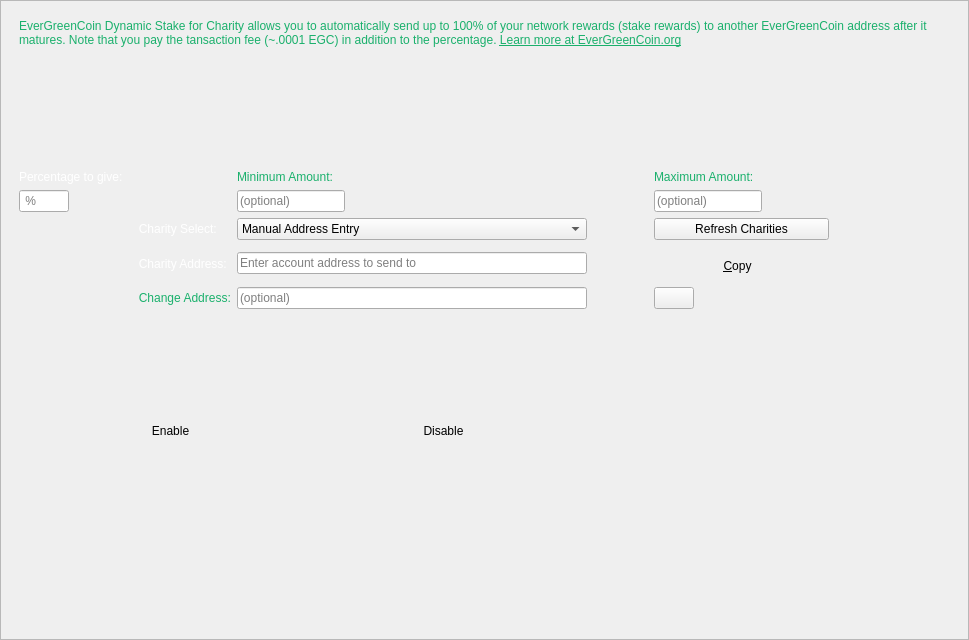
Above: src/qt/forms/charitydialog.ui from EverGreenCoinDev/EverGreenCoin before the change. Below: the same form after it.
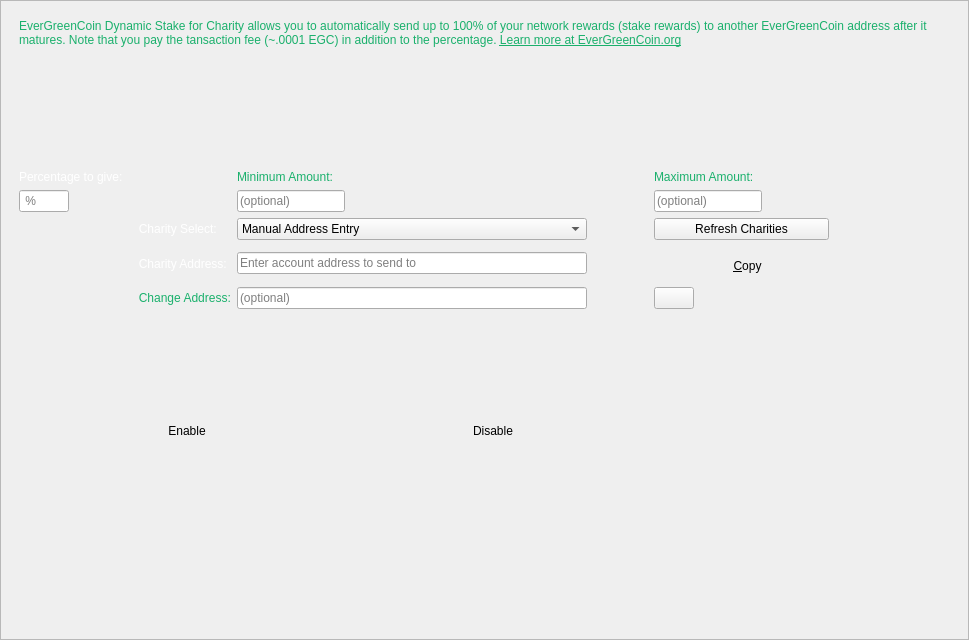
That is the form after the change. Icons and pictures are not drawn.

Commit message: Bring back previously reverted high DPI bits for testing. Charity dialog tweaks.

The edit to the form file:
```diff
--- a/src/qt/forms/charitydialog.ui
+++ b/src/qt/forms/charitydialog.ui
@@ -89,7 +89,7 @@
        </rect>
       </property>
       <property name="sizePolicy">
-       <sizepolicy hsizetype="Preferred" vsizetype="Expanding">
+       <sizepolicy hsizetype="Preferred" vsizetype="Preferred">
         <horstretch>0</horstretch>
         <verstretch>0</verstretch>
        </sizepolicy>
@@ -163,7 +163,7 @@
           <item row="2" column="3">
            <widget class="QLabel" name="label_HREF">
             <property name="sizePolicy">
-             <sizepolicy hsizetype="Preferred" vsizetype="Minimum">
+             <sizepolicy hsizetype="Preferred" vsizetype="Preferred">
               <horstretch>0</horstretch>
               <verstretch>0</verstretch>
              </sizepolicy>
@@ -208,6 +208,12 @@
           </item>
           <item row="1" column="0" rowspan="2" colspan="2">
            <widget class="QGroupBox" name="groupBox_3">
+            <property name="sizePolicy">
+             <sizepolicy hsizetype="Preferred" vsizetype="Preferred">
+              <horstretch>0</horstretch>
+              <verstretch>0</verstretch>
+             </sizepolicy>
+            </property>
             <property name="minimumSize">
              <size>
               <width>560</width>
@@ -252,7 +258,7 @@
                   </property>
                   <property name="minimumSize">
                    <size>
-                    <width>200</width>
+                    <width>300</width>
                     <height>40</height>
                    </size>
                   </property>
@@ -277,7 +283,7 @@
                   </property>
                   <property name="minimumSize">
                    <size>
-                    <width>200</width>
+                    <width>300</width>
                     <height>40</height>
                    </size>
                   </property>
@@ -309,6 +315,12 @@
                <layout class="QGridLayout" name="gridLayout_7">
                 <item row="0" column="0">
                  <widget class="QLabel" name="message">
+                  <property name="sizePolicy">
+                   <sizepolicy hsizetype="Expanding" vsizetype="Preferred">
+                    <horstretch>0</horstretch>
+                    <verstretch>0</verstretch>
+                   </sizepolicy>
+                  </property>
                   <property name="minimumSize">
                    <size>
                     <width>540</width>
@@ -317,7 +329,7 @@
                   </property>
                   <property name="maximumSize">
                    <size>
-                    <width>520</width>
+                    <width>16777215</width>
                     <height>16777215</height>
                    </size>
                   </property>
@@ -796,14 +808,14 @@
             <widget class="QPushButton" name="copyToClipboard">
              <property name="geometry">
               <rect>
-               <x>40</x>
+               <x>50</x>
                <y>0</y>
                <width>87</width>
                <height>40</height>
               </rect>
              </property>
              <property name="sizePolicy">
-              <sizepolicy hsizetype="Preferred" vsizetype="Fixed">
+              <sizepolicy hsizetype="Fixed" vsizetype="Fixed">
                <horstretch>0</horstretch>
                <verstretch>0</verstretch>
               </sizepolicy>
```
The commit also changes 2 other files.
